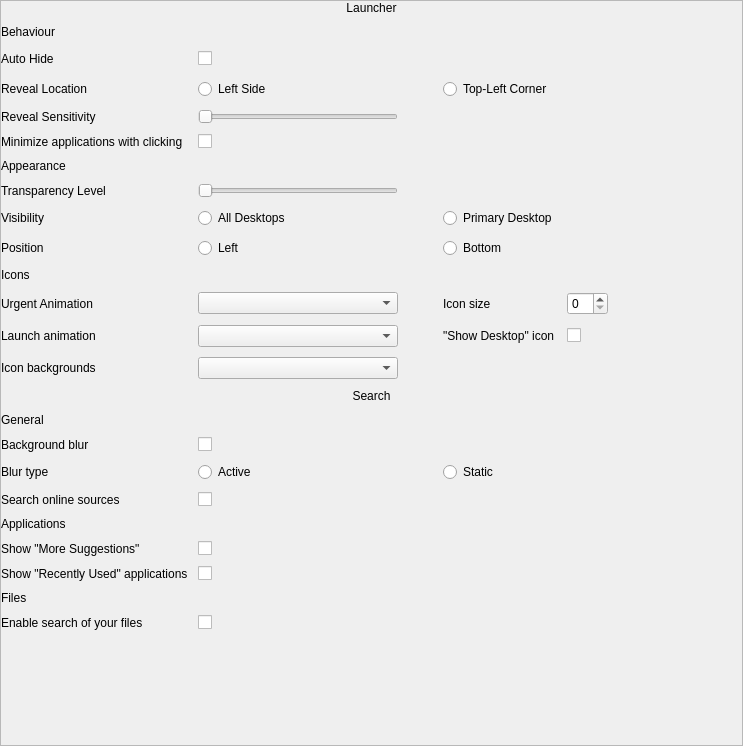
oguzhaninan/Stacer, file stacer/Pages/GnomeSettings/unity_settings.ui: the form before one commit.
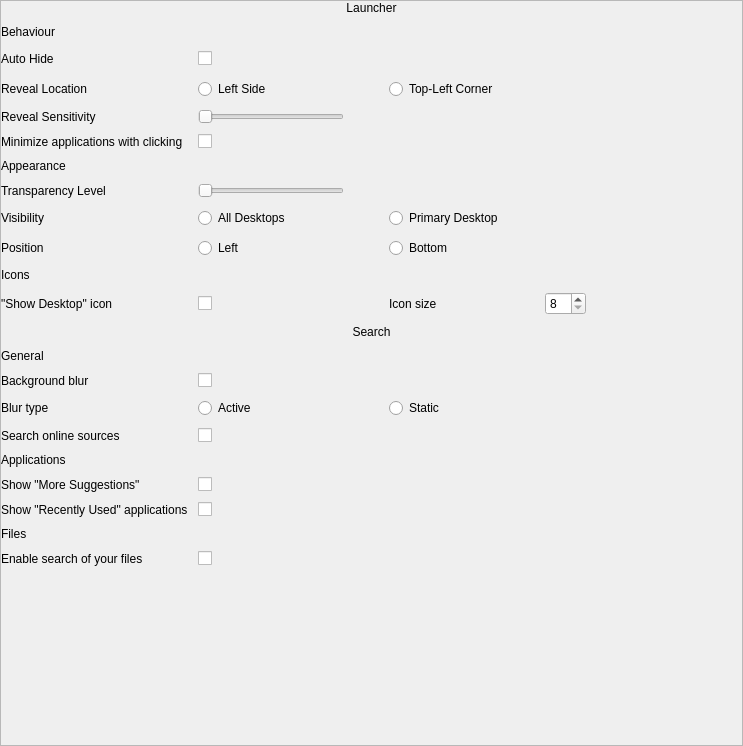
The form after the commit.

Commit message: updated unity settings page

Diff of the .ui file:
```diff
--- a/stacer/Pages/GnomeSettings/unity_settings.ui
+++ b/stacer/Pages/GnomeSettings/unity_settings.ui
@@ -59,254 +59,115 @@
        <property name="spacing">
         <number>10</number>
        </property>
-       <item row="7" column="0">
-        <widget class="QLabel" name="label_5">
-         <property name="accessibleName">
-          <string/>
-         </property>
-         <property name="text">
-          <string>Transparency Level</string>
-         </property>
-        </widget>
-       </item>
-       <item row="17" column="0">
-        <widget class="QLabel" name="lblHomeIcon_4">
-         <property name="text">
-          <string>Blur type</string>
-         </property>
-        </widget>
-       </item>
-       <item row="20" column="1" colspan="3" alignment="Qt::AlignLeft">
-        <widget class="QCheckBox" name="checkHomeIcon_4">
-         <property name="cursor">
-          <cursorShape>PointingHandCursor</cursorShape>
-         </property>
-         <property name="focusPolicy">
-          <enum>Qt::NoFocus</enum>
-         </property>
-         <property name="text">
-          <string/>
-         </property>
-        </widget>
-       </item>
-       <item row="17" column="1">
-        <widget class="QRadioButton" name="radioButton_7">
-         <property name="text">
-          <string>Active</string>
-         </property>
-        </widget>
-       </item>
-       <item row="12" column="0">
-        <widget class="QLabel" name="label_2">
-         <property name="text">
-          <string>Launch animation</string>
-         </property>
-        </widget>
-       </item>
-       <item row="18" column="1" colspan="3" alignment="Qt::AlignLeft">
-        <widget class="QCheckBox" name="checkHomeIcon_3">
-         <property name="cursor">
-          <cursorShape>PointingHandCursor</cursorShape>
-         </property>
-         <property name="focusPolicy">
-          <enum>Qt::NoFocus</enum>
-         </property>
-         <property name="text">
-          <string/>
-         </property>
-        </widget>
-       </item>
-       <item row="2" column="1" colspan="3" alignment="Qt::AlignLeft">
-        <widget class="QCheckBox" name="checkLauncherAutoHide">
-         <property name="cursor">
-          <cursorShape>PointingHandCursor</cursorShape>
-         </property>
-         <property name="focusPolicy">
-          <enum>Qt::NoFocus</enum>
-         </property>
-         <property name="text">
-          <string/>
-         </property>
-        </widget>
-       </item>
-       <item row="12" column="1">
-        <widget class="QComboBox" name="comboBox_3">
+       <item row="2" column="0">
+        <widget class="QLabel" name="lblHomeIcon">
          <property name="sizePolicy">
-          <sizepolicy hsizetype="Preferred" vsizetype="Fixed">
+          <sizepolicy hsizetype="Expanding" vsizetype="Preferred">
            <horstretch>0</horstretch>
            <verstretch>0</verstretch>
           </sizepolicy>
          </property>
-         <property name="minimumSize">
-          <size>
-           <width>200</width>
-           <height>0</height>
-          </size>
-         </property>
-         <property name="maximumSize">
-          <size>
-           <width>300</width>
-           <height>16777215</height>
-          </size>
-         </property>
-         <property name="sizeAdjustPolicy">
-          <enum>QComboBox::AdjustToMinimumContentsLength</enum>
-         </property>
-        </widget>
-       </item>
-       <item row="9" column="0">
-        <widget class="QLabel" name="lblNetworkIcon_2">
          <property name="text">
-          <string>Position</string>
-         </property>
-        </widget>
-       </item>
-       <item row="8" column="3">
-        <widget class="QRadioButton" name="radioButton_6">
-         <property name="text">
-          <string>Primary Desktop</string>
-         </property>
-         <attribute name="buttonGroup">
-          <string notr="true">buttonGroup_2</string>
-         </attribute>
-        </widget>
-       </item>
-       <item row="1" column="0" colspan="6">
-        <widget class="QLabel" name="lblHomeIcon_2">
-         <property name="accessibleName">
-          <string>title</string>
-         </property>
-         <property name="text">
-          <string>Behaviour</string>
-         </property>
-        </widget>
-       </item>
-       <item row="3" column="1">
-        <widget class="QRadioButton" name="radioRevealLeft">
-         <property name="text">
-          <string>Left Side</string>
-         </property>
-         <attribute name="buttonGroup">
-          <string notr="true">buttonGroup</string>
-         </attribute>
-        </widget>
-       </item>
-       <item row="3" column="0">
-        <widget class="QLabel" name="lblNetworkIcon">
-         <property name="text">
-          <string>Reveal Location</string>
+          <string>Auto Hide</string>
          </property>
         </widget>
        </item>
        <item row="23" column="0">
-        <widget class="QLabel" name="lblHomeIcon_11">
-         <property name="text">
-          <string>Enable search of your files</string>
+        <spacer name="verticalSpacer">
+         <property name="orientation">
+          <enum>Qt::Vertical</enum>
          </property>
-        </widget>
+         <property name="sizeHint" stdset="0">
+          <size>
+           <width>20</width>
+           <height>46</height>
+          </size>
+         </property>
+        </spacer>
        </item>
-       <item row="23" column="1" colspan="3" alignment="Qt::AlignLeft">
-        <widget class="QCheckBox" name="checkHomeIcon_6">
-         <property name="cursor">
-          <cursorShape>PointingHandCursor</cursorShape>
+       <item row="15" column="0">
+        <widget class="QLabel" name="lblHomeIcon_3">
+         <property name="sizePolicy">
+          <sizepolicy hsizetype="Expanding" vsizetype="Preferred">
+           <horstretch>0</horstretch>
+           <verstretch>0</verstretch>
+          </sizepolicy>
          </property>
-         <property name="focusPolicy">
-          <enum>Qt::NoFocus</enum>
-         </property>
          <property name="text">
-          <string/>
+          <string>Background blur</string>
          </property>
         </widget>
        </item>
-       <item row="21" column="1" colspan="3" alignment="Qt::AlignLeft">
-        <widget class="QCheckBox" name="checkHomeIcon_5">
-         <property name="cursor">
-          <cursorShape>PointingHandCursor</cursorShape>
+       <item row="11" column="3">
+        <widget class="QLabel" name="lblMountedIcon_4">
+         <property name="sizePolicy">
+          <sizepolicy hsizetype="Expanding" vsizetype="Preferred">
+           <horstretch>0</horstretch>
+           <verstretch>0</verstretch>
+          </sizepolicy>
          </property>
-         <property name="focusPolicy">
-          <enum>Qt::NoFocus</enum>
-         </property>
          <property name="text">
-          <string/>
+          <string>Icon size</string>
          </property>
         </widget>
        </item>
-       <item row="0" column="0" colspan="6">
-        <widget class="QLabel" name="label">
+       <item row="21" column="0" colspan="6">
+        <widget class="QLabel" name="lblHomeIcon_10">
          <property name="accessibleName">
-          <string>general-title</string>
+          <string>title</string>
          </property>
          <property name="text">
-          <string>Launcher</string>
+          <string>Files</string>
          </property>
-         <property name="alignment">
-          <set>Qt::AlignCenter</set>
-         </property>
         </widget>
        </item>
-       <item row="3" column="3">
-        <widget class="QRadioButton" name="radioRevealTopLeft">
-         <property name="text">
-          <string>Top-Left Corner</string>
-         </property>
-         <attribute name="buttonGroup">
-          <string notr="true">buttonGroup</string>
-         </attribute>
-        </widget>
-       </item>
-       <item row="5" column="1" colspan="3" alignment="Qt::AlignLeft">
-        <widget class="QCheckBox" name="checkMountedVulmesIcon">
-         <property name="cursor">
-          <cursorShape>PointingHandCursor</cursorShape>
-         </property>
-         <property name="focusPolicy">
-          <enum>Qt::NoFocus</enum>
-         </property>
-         <property name="text">
-          <string/>
-         </property>
-        </widget>
-       </item>
-       <item row="12" column="3">
-        <widget class="QLabel" name="lblMountedIcon_5">
-         <property name="text">
-          <string>&quot;Show Desktop&quot; icon</string>
-         </property>
-        </widget>
-       </item>
-       <item row="18" column="0">
+       <item row="17" column="0">
         <widget class="QLabel" name="lblHomeIcon_5">
+         <property name="sizePolicy">
+          <sizepolicy hsizetype="Expanding" vsizetype="Preferred">
+           <horstretch>0</horstretch>
+           <verstretch>0</verstretch>
+          </sizepolicy>
+         </property>
          <property name="text">
           <string>Search online sources</string>
          </property>
         </widget>
        </item>
-       <item row="19" column="0" colspan="6">
-        <widget class="QLabel" name="lblHomeIcon_7">
-         <property name="accessibleName">
-          <string>title</string>
-         </property>
-         <property name="text">
-          <string>Applications</string>
-         </property>
-        </widget>
-       </item>
        <item row="8" column="0">
         <widget class="QLabel" name="lblNetworkIcon_3">
+         <property name="sizePolicy">
+          <sizepolicy hsizetype="Expanding" vsizetype="Preferred">
+           <horstretch>0</horstretch>
+           <verstretch>0</verstretch>
+          </sizepolicy>
+         </property>
          <property name="text">
           <string>Visibility</string>
          </property>
         </widget>
        </item>
-       <item row="17" column="3">
-        <widget class="QRadioButton" name="radioButton_8">
+       <item row="18" column="0" colspan="6">
+        <widget class="QLabel" name="lblHomeIcon_7">
+         <property name="accessibleName">
+          <string>title</string>
+         </property>
          <property name="text">
-          <string>Static</string>
+          <string>Applications</string>
          </property>
         </widget>
        </item>
        <item row="9" column="1">
-        <widget class="QRadioButton" name="radioButton_3">
+        <widget class="QRadioButton" name="radioLauncherPositionLeft">
+         <property name="sizePolicy">
+          <sizepolicy hsizetype="Expanding" vsizetype="Fixed">
+           <horstretch>0</horstretch>
+           <verstretch>0</verstretch>
+          </sizepolicy>
+         </property>
+         <property name="cursor">
+          <cursorShape>PointingHandCursor</cursorShape>
+         </property>
          <property name="text">
           <string>Left</string>
          </property>
@@ -315,32 +176,160 @@
          </attribute>
         </widget>
        </item>
-       <item row="2" column="0">
-        <widget class="QLabel" name="lblHomeIcon">
+       <item row="19" column="0">
+        <widget class="QLabel" name="lblHomeIcon_8">
+         <property name="sizePolicy">
+          <sizepolicy hsizetype="Expanding" vsizetype="Preferred">
+           <horstretch>0</horstretch>
+           <verstretch>0</verstretch>
+          </sizepolicy>
+         </property>
          <property name="text">
-          <string>Auto Hide</string>
+          <string>Show &quot;More Suggestions&quot;</string>
+         </property>
+        </widget>
+       </item>
+       <item row="3" column="0">
+        <widget class="QLabel" name="lblNetworkIcon">
+         <property name="sizePolicy">
+          <sizepolicy hsizetype="Expanding" vsizetype="Preferred">
+           <horstretch>0</horstretch>
+           <verstretch>0</verstretch>
+          </sizepolicy>
+         </property>
+         <property name="text">
+          <string>Reveal Location</string>
+         </property>
+        </widget>
+       </item>
+       <item row="19" column="1" colspan="3" alignment="Qt::AlignLeft">
+        <widget class="QCheckBox" name="checkHomeIcon_4">
+         <property name="cursor">
+          <cursorShape>PointingHandCursor</cursorShape>
+         </property>
+         <property name="focusPolicy">
+          <enum>Qt::NoFocus</enum>
+         </property>
+         <property name="text">
+          <string/>
+         </property>
+        </widget>
+       </item>
+       <item row="3" column="1">
+        <widget class="QRadioButton" name="radioRevealLeft">
+         <property name="sizePolicy">
+          <sizepolicy hsizetype="Expanding" vsizetype="Fixed">
+           <horstretch>0</horstretch>
+           <verstretch>0</verstretch>
+          </sizepolicy>
+         </property>
+         <property name="cursor">
+          <cursorShape>PointingHandCursor</cursorShape>
+         </property>
+         <property name="text">
+          <string>Left Side</string>
+         </property>
+         <attribute name="buttonGroup">
+          <string notr="true">buttonGroup</string>
+         </attribute>
+        </widget>
+       </item>
+       <item row="8" column="1">
+        <widget class="QRadioButton" name="radioLauncherVisibleAllDesktop">
+         <property name="sizePolicy">
+          <sizepolicy hsizetype="Expanding" vsizetype="Fixed">
+           <horstretch>0</horstretch>
+           <verstretch>0</verstretch>
+          </sizepolicy>
+         </property>
+         <property name="cursor">
+          <cursorShape>PointingHandCursor</cursorShape>
+         </property>
+         <property name="text">
+          <string>All Desktops</string>
+         </property>
+         <attribute name="buttonGroup">
+          <string notr="true">buttonGroup_2</string>
+         </attribute>
+        </widget>
+       </item>
+       <item row="4" column="0">
+        <widget class="QLabel" name="lblTrashIcon">
+         <property name="sizePolicy">
+          <sizepolicy hsizetype="Expanding" vsizetype="Preferred">
+           <horstretch>0</horstretch>
+           <verstretch>0</verstretch>
+          </sizepolicy>
+         </property>
+         <property name="text">
+          <string>Reveal Sensitivity</string>
+         </property>
+        </widget>
+       </item>
+       <item row="16" column="0">
+        <widget class="QLabel" name="lblHomeIcon_4">
+         <property name="sizePolicy">
+          <sizepolicy hsizetype="Expanding" vsizetype="Preferred">
+           <horstretch>0</horstretch>
+           <verstretch>0</verstretch>
+          </sizepolicy>
+         </property>
+         <property name="text">
+          <string>Blur type</string>
          </property>
         </widget>
        </item>
        <item row="5" column="0">
         <widget class="QLabel" name="lblMountedIcon">
+         <property name="sizePolicy">
+          <sizepolicy hsizetype="Expanding" vsizetype="Preferred">
+           <horstretch>0</horstretch>
+           <verstretch>0</verstretch>
+          </sizepolicy>
+         </property>
          <property name="text">
           <string>Minimize applications with clicking</string>
          </property>
         </widget>
        </item>
-       <item row="24" column="0">
-        <spacer name="verticalSpacer">
-         <property name="orientation">
-          <enum>Qt::Vertical</enum>
+       <item row="11" column="4">
+        <widget class="QSpinBox" name="spinIconSize">
+         <property name="minimum">
+          <number>8</number>
          </property>
-         <property name="sizeHint" stdset="0">
-          <size>
-           <width>20</width>
-           <height>46</height>
-          </size>
+         <property name="maximum">
+          <number>64</number>
          </property>
-        </spacer>
+         <property name="singleStep">
+          <number>2</number>
+         </property>
+        </widget>
+       </item>
+       <item row="22" column="0">
+        <widget class="QLabel" name="lblHomeIcon_11">
+         <property name="sizePolicy">
+          <sizepolicy hsizetype="Expanding" vsizetype="Preferred">
+           <horstretch>0</horstretch>
+           <verstretch>0</verstretch>
+          </sizepolicy>
+         </property>
+         <property name="text">
+          <string>Enable search of your files</string>
+         </property>
+        </widget>
+       </item>
+       <item row="9" column="0">
+        <widget class="QLabel" name="lblNetworkIcon_2">
+         <property name="sizePolicy">
+          <sizepolicy hsizetype="Expanding" vsizetype="Preferred">
+           <horstretch>0</horstretch>
+           <verstretch>0</verstretch>
+          </sizepolicy>
+         </property>
+         <property name="text">
+          <string>Position</string>
+         </property>
+        </widget>
        </item>
        <item row="6" column="0" colspan="6">
         <widget class="QLabel" name="label_4">
@@ -352,32 +341,170 @@
          </property>
         </widget>
        </item>
-       <item row="13" column="1">
-        <widget class="QComboBox" name="comboBox_4">
+       <item row="15" column="1" colspan="3" alignment="Qt::AlignLeft">
+        <widget class="QCheckBox" name="checkHomeIcon_2">
+         <property name="cursor">
+          <cursorShape>PointingHandCursor</cursorShape>
+         </property>
+         <property name="focusPolicy">
+          <enum>Qt::NoFocus</enum>
+         </property>
+         <property name="text">
+          <string/>
+         </property>
+        </widget>
+       </item>
+       <item row="13" column="0" colspan="6">
+        <widget class="QLabel" name="label_3">
+         <property name="accessibleName">
+          <string>general-title</string>
+         </property>
+         <property name="text">
+          <string>Search</string>
+         </property>
+         <property name="alignment">
+          <set>Qt::AlignCenter</set>
+         </property>
+        </widget>
+       </item>
+       <item row="2" column="1" colspan="3" alignment="Qt::AlignLeft">
+        <widget class="QCheckBox" name="checkLauncherAutoHide">
+         <property name="cursor">
+          <cursorShape>PointingHandCursor</cursorShape>
+         </property>
+         <property name="focusPolicy">
+          <enum>Qt::NoFocus</enum>
+         </property>
+         <property name="text">
+          <string/>
+         </property>
+        </widget>
+       </item>
+       <item row="7" column="1">
+        <widget class="QSlider" name="sliderLauncherOpacity">
+         <property name="cursor">
+          <cursorShape>PointingHandCursor</cursorShape>
+         </property>
+         <property name="focusPolicy">
+          <enum>Qt::NoFocus</enum>
+         </property>
+         <property name="minimum">
+          <number>1</number>
+         </property>
+         <property name="maximum">
+          <number>10</number>
+         </property>
+         <property name="pageStep">
+          <number>2</number>
+         </property>
+         <property name="value">
+          <number>1</number>
+         </property>
+         <property name="orientation">
+          <enum>Qt::Horizontal</enum>
+         </property>
+        </widget>
+       </item>
+       <item row="16" column="1">
+        <widget class="QRadioButton" name="radioButton_7">
          <property name="sizePolicy">
-          <sizepolicy hsizetype="Preferred" vsizetype="Fixed">
+          <sizepolicy hsizetype="Expanding" vsizetype="Fixed">
            <horstretch>0</horstretch>
            <verstretch>0</verstretch>
           </sizepolicy>
          </property>
-         <property name="minimumSize">
-          <size>
-           <width>200</width>
-           <height>0</height>
-          </size>
+         <property name="cursor">
+          <cursorShape>PointingHandCursor</cursorShape>
          </property>
-         <property name="maximumSize">
-          <size>
-           <width>300</width>
-           <height>16777215</height>
-          </size>
+         <property name="text">
+          <string>Active</string>
          </property>
-         <property name="sizeAdjustPolicy">
-          <enum>QComboBox::AdjustToMinimumContentsLength</enum>
+        </widget>
+       </item>
+       <item row="22" column="1" colspan="3" alignment="Qt::AlignLeft">
+        <widget class="QCheckBox" name="checkHomeIcon_6">
+         <property name="cursor">
+          <cursorShape>PointingHandCursor</cursorShape>
          </property>
+         <property name="focusPolicy">
+          <enum>Qt::NoFocus</enum>
+         </property>
+         <property name="text">
+          <string/>
+         </property>
         </widget>
        </item>
-       <item row="15" column="0" colspan="6">
+       <item row="4" column="1">
+        <widget class="QSlider" name="sliderRevealSensitivy">
+         <property name="cursor">
+          <cursorShape>PointingHandCursor</cursorShape>
+         </property>
+         <property name="focusPolicy">
+          <enum>Qt::NoFocus</enum>
+         </property>
+         <property name="minimum">
+          <number>1</number>
+         </property>
+         <property name="maximum">
+          <number>10</number>
+         </property>
+         <property name="pageStep">
+          <number>1</number>
+         </property>
+         <property name="value">
+          <number>1</number>
+         </property>
+         <property name="orientation">
+          <enum>Qt::Horizontal</enum>
+         </property>
+        </widget>
+       </item>
+       <item row="7" column="0">
+        <widget class="QLabel" name="label_5">
+         <property name="sizePolicy">
+          <sizepolicy hsizetype="Expanding" vsizetype="Preferred">
+           <horstretch>0</horstretch>
+           <verstretch>0</verstretch>
+          </sizepolicy>
+         </property>
+         <property name="accessibleName">
+          <string/>
+         </property>
+         <property name="text">
+          <string>Transparency Level</string>
+         </property>
+        </widget>
+       </item>
+       <item row="20" column="1" colspan="3" alignment="Qt::AlignLeft">
+        <widget class="QCheckBox" name="checkHomeIcon_5">
+         <property name="cursor">
+          <cursorShape>PointingHandCursor</cursorShape>
+         </property>
+         <property name="focusPolicy">
+          <enum>Qt::NoFocus</enum>
+         </property>
+         <property name="text">
+          <string/>
+         </property>
+        </widget>
+       </item>
+       <item row="16" column="3">
+        <widget class="QRadioButton" name="radioButton_8">
+         <property name="sizePolicy">
+          <sizepolicy hsizetype="Expanding" vsizetype="Fixed">
+           <horstretch>0</horstretch>
+           <verstretch>0</verstretch>
+          </sizepolicy>
+         </property>
+         <property name="cursor">
+          <cursorShape>PointingHandCursor</cursorShape>
+         </property>
+         <property name="text">
+          <string>Static</string>
+         </property>
+        </widget>
+       </item>
+       <item row="14" column="0" colspan="6">
         <widget class="QLabel" name="lblHomeIcon_6">
          <property name="accessibleName">
           <string>title</string>
@@ -387,6 +514,19 @@
          </property>
         </widget>
        </item>
+       <item row="5" column="1" colspan="3" alignment="Qt::AlignLeft">
+        <widget class="QCheckBox" name="checkMinimizeApps">
+         <property name="cursor">
+          <cursorShape>PointingHandCursor</cursorShape>
+         </property>
+         <property name="focusPolicy">
+          <enum>Qt::NoFocus</enum>
+         </property>
+         <property name="text">
+          <string/>
+         </property>
+        </widget>
+       </item>
        <item row="10" column="0" colspan="6">
         <widget class="QLabel" name="label_6">
          <property name="accessibleName">
@@ -397,18 +537,18 @@
          </property>
         </widget>
        </item>
-       <item row="22" column="0" colspan="6">
-        <widget class="QLabel" name="lblHomeIcon_10">
+       <item row="1" column="0" colspan="6">
+        <widget class="QLabel" name="lblHomeIcon_2">
          <property name="accessibleName">
           <string>title</string>
          </property>
          <property name="text">
-          <string>Files</string>
+          <string>Behaviour</string>
          </property>
         </widget>
        </item>
-       <item row="12" column="4">
-        <widget class="QCheckBox" name="checkMountedVulmesIcon_2">
+       <item row="17" column="1" colspan="3" alignment="Qt::AlignLeft">
+        <widget class="QCheckBox" name="checkHomeIcon_3">
          <property name="cursor">
           <cursorShape>PointingHandCursor</cursorShape>
          </property>
@@ -420,124 +560,129 @@
          </property>
         </widget>
        </item>
-       <item row="9" column="3">
-        <widget class="QRadioButton" name="radioButton_4">
-         <property name="text">
-          <string>Bottom</string>
-         </property>
-         <attribute name="buttonGroup">
-          <string notr="true">buttonGroup_3</string>
-         </attribute>
-        </widget>
-       </item>
        <item row="20" column="0">
-        <widget class="QLabel" name="lblHomeIcon_8">
-         <property name="text">
-          <string>Show &quot;More Suggestions&quot;</string>
-         </property>
-        </widget>
-       </item>
-       <item row="4" column="0">
-        <widget class="QLabel" name="lblTrashIcon">
-         <property name="text">
-          <string>Reveal Sensitivity</string>
-         </property>
-        </widget>
-       </item>
-       <item row="8" column="1">
-        <widget class="QRadioButton" name="radioButton_5">
-         <property name="text">
-          <string>All Desktops</string>
-         </property>
-         <attribute name="buttonGroup">
-          <string notr="true">buttonGroup_2</string>
-         </attribute>
-        </widget>
-       </item>
-       <item row="16" column="1" colspan="3" alignment="Qt::AlignLeft">
-        <widget class="QCheckBox" name="checkHomeIcon_2">
-         <property name="cursor">
-          <cursorShape>PointingHandCursor</cursorShape>
-         </property>
-         <property name="focusPolicy">
-          <enum>Qt::NoFocus</enum>
-         </property>
-         <property name="text">
-          <string/>
-         </property>
-        </widget>
-       </item>
-       <item row="14" column="0" colspan="6">
-        <widget class="QLabel" name="label_3">
-         <property name="accessibleName">
-          <string>general-title</string>
-         </property>
-         <property name="text">
-          <string>Search</string>
-         </property>
-         <property name="alignment">
-          <set>Qt::AlignCenter</set>
-         </property>
-        </widget>
-       </item>
-       <item row="11" column="1">
-        <widget class="QComboBox" name="comboBox_2">
-         <property name="sizePolicy">
-          <sizepolicy hsizetype="Preferred" vsizetype="Fixed">
-           <horstretch>0</horstretch>
-           <verstretch>0</verstretch>
-          </sizepolicy>
-         </property>
-         <property name="minimumSize">
-          <size>
-           <width>200</width>
-           <height>0</height>
-          </size>
-         </property>
-         <property name="maximumSize">
-          <size>
-           <width>300</width>
-           <height>16777215</height>
-          </size>
-         </property>
-         <property name="sizeAdjustPolicy">
-          <enum>QComboBox::AdjustToMinimumContentsLength</enum>
-         </property>
-        </widget>
-       </item>
-       <item row="21" column="0">
         <widget class="QLabel" name="lblHomeIcon_9">
+         <property name="sizePolicy">
+          <sizepolicy hsizetype="Expanding" vsizetype="Preferred">
+           <horstretch>0</horstretch>
+           <verstretch>0</verstretch>
+          </sizepolicy>
+         </property>
          <property name="text">
           <string>Show &quot;Recently Used&quot; applications</string>
          </property>
         </widget>
        </item>
+       <item row="0" column="0" colspan="6">
+        <widget class="QLabel" name="label">
+         <property name="accessibleName">
+          <string>general-title</string>
+         </property>
+         <property name="text">
+          <string>Launcher</string>
+         </property>
+         <property name="alignment">
+          <set>Qt::AlignCenter</set>
+         </property>
+        </widget>
+       </item>
        <item row="11" column="0">
-        <widget class="QLabel" name="lblMountedIcon_2">
+        <widget class="QLabel" name="lblMountedIcon_5">
+         <property name="sizePolicy">
+          <sizepolicy hsizetype="Expanding" vsizetype="Preferred">
+           <horstretch>0</horstretch>
+           <verstretch>0</verstretch>
+          </sizepolicy>
+         </property>
          <property name="text">
-          <string>Urgent Animation</string>
+          <string>&quot;Show Desktop&quot; icon</string>
          </property>
         </widget>
        </item>
-       <item row="16" column="0">
-        <widget class="QLabel" name="lblHomeIcon_3">
+       <item row="11" column="1" alignment="Qt::AlignLeft">
+        <widget class="QCheckBox" name="checkShowDesktopIcon">
+         <property name="cursor">
+          <cursorShape>PointingHandCursor</cursorShape>
+         </property>
+         <property name="focusPolicy">
+          <enum>Qt::NoFocus</enum>
+         </property>
          <property name="text">
-          <string>Background blur</string>
+          <string/>
          </property>
         </widget>
        </item>
-       <item row="13" column="0">
-        <widget class="QLabel" name="lblMountedIcon_3">
+       <item row="11" column="2">
+        <spacer name="horizontalSpacer">
+         <property name="orientation">
+          <enum>Qt::Horizontal</enum>
+         </property>
+         <property name="sizeType">
+          <enum>QSizePolicy::Fixed</enum>
+         </property>
+         <property name="sizeHint" stdset="0">
+          <size>
+           <width>25</width>
+           <height>20</height>
+          </size>
+         </property>
+        </spacer>
+       </item>
+       <item row="8" column="3" colspan="2">
+        <widget class="QRadioButton" name="radioLauncherVisiblePrimaryDesktop">
+         <property name="sizePolicy">
+          <sizepolicy hsizetype="Expanding" vsizetype="Fixed">
+           <horstretch>0</horstretch>
+           <verstretch>0</verstretch>
+          </sizepolicy>
+         </property>
+         <property name="cursor">
+          <cursorShape>PointingHandCursor</cursorShape>
+         </property>
          <property name="text">
-          <string>Icon backgrounds</string>
+          <string>Primary Desktop</string>
          </property>
+         <attribute name="buttonGroup">
+          <string notr="true">buttonGroup_2</string>
+         </attribute>
         </widget>
        </item>
-       <item row="11" column="3">
-        <widget class="QLabel" name="lblMountedIcon_4">
+       <item row="9" column="3">
+        <widget class="QRadioButton" name="radioLauncherPositionBottom">
+         <property name="sizePolicy">
+          <sizepolicy hsizetype="Expanding" vsizetype="Fixed">
+           <horstretch>0</horstretch>
+           <verstretch>0</verstretch>
+          </sizepolicy>
+         </property>
+         <property name="cursor">
+          <cursorShape>PointingHandCursor</cursorShape>
+         </property>
          <property name="text">
-          <string>Icon size</string>
+          <string>Bottom</string>
          </property>
+         <attribute name="buttonGroup">
+          <string notr="true">buttonGroup_3</string>
+         </attribute>
+        </widget>
+       </item>
+       <item row="3" column="3" colspan="2">
+        <widget class="QRadioButton" name="radioRevealTopLeft">
+         <property name="sizePolicy">
+          <sizepolicy hsizetype="Expanding" vsizetype="Fixed">
+           <horstretch>0</horstretch>
+           <verstretch>0</verstretch>
+          </sizepolicy>
+         </property>
+         <property name="cursor">
+          <cursorShape>PointingHandCursor</cursorShape>
+         </property>
+         <property name="text">
+          <string>Top-Left Corner</string>
+         </property>
+         <attribute name="buttonGroup">
+          <string notr="true">buttonGroup</string>
+         </attribute>
         </widget>
        </item>
        <item row="2" column="5">
@@ -556,57 +701,6 @@
          </property>
         </spacer>
        </item>
-       <item row="11" column="4">
-        <widget class="QSpinBox" name="spinBox"/>
-       </item>
-       <item row="12" column="2">
-        <spacer name="horizontalSpacer">
-         <property name="orientation">
-          <enum>Qt::Horizontal</enum>
-         </property>
-         <property name="sizeType">
-          <enum>QSizePolicy::Fixed</enum>
-         </property>
-         <property name="sizeHint" stdset="0">
-          <size>
-           <width>25</width>
-           <height>20</height>
-          </size>
-         </property>
-        </spacer>
-       </item>
-       <item row="7" column="1">
-        <widget class="QSlider" name="horizontalSlider">
-         <property name="cursor">
-          <cursorShape>PointingHandCursor</cursorShape>
-         </property>
-         <property name="focusPolicy">
-          <enum>Qt::NoFocus</enum>
-         </property>
-         <property name="orientation">
-          <enum>Qt::Horizontal</enum>
-         </property>
-        </widget>
-       </item>
-       <item row="4" column="1">
-        <widget class="QSlider" name="sliderRevealSensitivy">
-         <property name="cursor">
-          <cursorShape>PointingHandCursor</cursorShape>
-         </property>
-         <property name="focusPolicy">
-          <enum>Qt::NoFocus</enum>
-         </property>
-         <property name="minimum">
-          <number>2</number>
-         </property>
-         <property name="maximum">
-          <number>80</number>
-         </property>
-         <property name="orientation">
-          <enum>Qt::Horizontal</enum>
-         </property>
-        </widget>
-       </item>
       </layout>
      </widget>
     </widget>
```
The commit also changes 4 other files.
